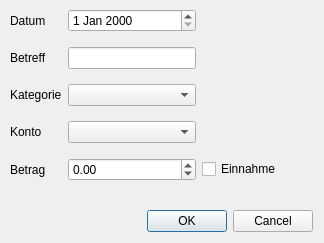
First picture: the form in View/src/main/resources/design/ui/transactiondialog.ui, repository marcuskraft/DimeDiaryJavaFx, before the edit.
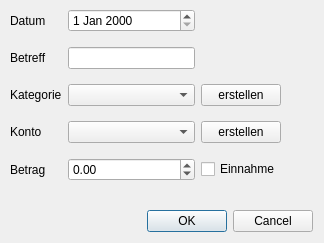
Second picture: the form after the edit.

The edit to the form file:
```diff
--- a/View/src/main/resources/design/ui/transactiondialog.ui
+++ b/View/src/main/resources/design/ui/transactiondialog.ui
@@ -87,6 +87,20 @@
       </property>
      </widget>
     </item>
+    <item row="2" column="3">
+     <widget class="QPushButton" name="pushButton">
+      <property name="text">
+       <string>erstellen</string>
+      </property>
+     </widget>
+    </item>
+    <item row="3" column="3">
+     <widget class="QPushButton" name="pushButton_2">
+      <property name="text">
+       <string>erstellen</string>
+      </property>
+     </widget>
+    </item>
    </layout>
   </widget>
   <widget class="QDialogButtonBox" name="buttonBox">
```
